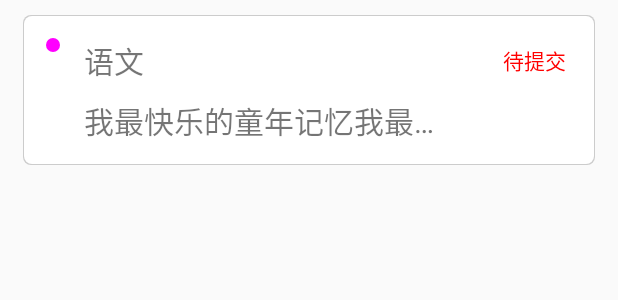
After one commit to cl19881314/HomeWork, an Android app: the layout item_homework_student.xml on its own in the app's theme, with its tools: preview values and no code run, on a phone screen of 412 x 824 dp. The commit adds this screen. Shown: the top 300 px of the screen. Run offline under Robolectric (Android 15) with nearby library versions, the phone set to English and light mode, and no system bars.

Commit message:
组作业界面

```diff
--- /dev/null
+++ b/lib_work/src/main/java/com/xlf/xsrt/work/student/bean/StuHomwork.kt
@@ -0,0 +1,6 @@
+package com.xlf.xsrt.work.student.bean
+
+import com.xlf.xsrt.work.entry.BaseEntry
+
+class StuHomwork:BaseEntry() {
+}
--- /dev/null
+++ b/lib_work/src/main/java/com/xlf/xsrt/work/widget/CircleView.java
@@ -0,0 +1,52 @@
+package com.xlf.xsrt.work.widget;
+
+import android.content.Context;
+import android.graphics.Canvas;
+import android.graphics.Color;
+import android.graphics.Paint;
+import android.support.annotation.Nullable;
+import android.util.AttributeSet;
+import android.view.View;
+
+/**
+ * Created by cfwu on 2018/10/19.
+ */
+
+public class CircleView extends View {
+    private Paint mPaint;
+    private String mPaintColor = "#FF00FF";
+
+    public CircleView(Context context) {
+        this(context, null);
+    }
+
+    public CircleView(Context context, @Nullable AttributeSet attrs) {
+        this(context, attrs, 0);
+    }
+
+    public CircleView(Context context, @Nullable AttributeSet attrs, int defStyleAttr) {
+        super(context, attrs, defStyleAttr);
+        mPaint = new Paint();
+        mPaint.setAntiAlias(true);
+        mPaint.setStyle(Paint.Style.FILL);
+        mPaint.setColor(Color.parseColor(mPaintColor));
+    }
+
+    public void setPaintColor(String color) {
+        mPaint.setColor(Color.parseColor(color));
+        invalidate();
+    }
+
+    public void setPaintColor(int color) {
+        mPaint.setColor(color);
+        invalidate();
+    }
+
+    @Override
+    protected void onDraw(Canvas canvas) {
+        int width = getWidth();
+        int height = getHeight();
+        int radius = Math.min(width, height) / 2;
+        canvas.drawCircle(radius, radius, radius, mPaint);
+    }
+}
--- a/lib_work/src/main/java/com/xlf/xsrt/work/widget/TitleBar.kt
+++ b/lib_work/src/main/java/com/xlf/xsrt/work/widget/TitleBar.kt
@@ -38,7 +38,7 @@ class TitleBar : RelativeLayout {
         val view = LayoutInflater.from(context).inflate(R.layout.view_titlebar, this)
         mTitleBarLayout = view.findViewById(R.id.title_bar)
         mBackImg = view.findViewById(R.id.iv_back_basetitle)
-        mTitleTxt = view.findViewById(R.id.tv_right_basetitle)
+        mTitleTxt = view.findViewById(R.id.tv_title_basetitle)
         mRightTxt = view.findViewById(R.id.tv_right_basetitle)
         mBackImg!!.setOnClickListener {
             listener?.leftImgClick()
--- /dev/null
+++ b/lib_work/src/main/res/drawable/layer_bg_item_student.xml
@@ -0,0 +1,19 @@
+<?xml version="1.0" encoding="utf-8"?>
+<layer-list xmlns:android="http://schemas.android.com/apk/res/android">
+    <item>
+        <shape>
+            <corners android:radius="5dp" />
+            <solid android:color="#cccccc" />
+        </shape>
+    </item>
+    <item
+        android:bottom="1dp"
+        android:left="1dp"
+        android:right="1dp"
+        android:top="1dp">
+        <shape>
+            <corners android:radius="5dp" />
+            <solid android:color="@color/white" />
+        </shape>
+    </item>
+</layer-list>
--- /dev/null
+++ b/lib_work/src/main/res/layout/item_homework_student.xml
@@ -0,0 +1,63 @@
+<?xml version="1.0" encoding="utf-8"?>
+<FrameLayout xmlns:android="http://schemas.android.com/apk/res/android"
+    android:layout_width="match_parent"
+    android:layout_height="wrap_content"
+    android:paddingLeft="@dimen/margin_left"
+    android:paddingTop="10dp"
+    android:paddingRight="@dimen/margin_right"
+    android:paddingBottom="10dp">
+
+    <RelativeLayout
+        android:layout_width="match_parent"
+        android:layout_height="100dp"
+        android:background="@drawable/layer_bg_item_student"
+        android:padding="15dp">
+
+
+        <com.xlf.xsrt.work.widget.CircleView
+            android:id="@+id/cv_item_student"
+            android:layout_width="10dp"
+            android:layout_height="10dp" />
+
+        <TextView
+            android:id="@+id/subject_item_student"
+            android:layout_width="wrap_content"
+            android:layout_height="wrap_content"
+            android:layout_marginLeft="15dp"
+            android:layout_toEndOf="@id/cv_item_student"
+            android:layout_toRightOf="@id/cv_item_student"
+            android:text="语文"
+            android:textSize="20sp" />
+
+        <TextView
+            android:layout_width="wrap_content"
+            android:layout_height="wrap_content"
+            android:layout_below="@id/subject_item_student"
+            android:layout_marginLeft="15dp"
+            android:layout_marginTop="10dp"
+            android:layout_toEndOf="@id/cv_item_student"
+            android:layout_toRightOf="@id/cv_item_student"
+            android:ellipsize="end"
+            android:maxEms="10"
+            android:maxLines="1"
+            android:text="我最快乐的童年记忆我最快乐的童年记忆我最快乐的童年记忆"
+            android:textSize="20sp" />
+
+        <TextView
+            android:layout_width="wrap_content"
+            android:layout_height="wrap_content"
+            android:layout_alignParentRight="true"
+            android:padding="4dp"
+            android:text="待提交"
+            android:textColor="#ff0000" />
+
+        <Button
+            android:layout_width="wrap_content"
+            android:layout_height="wrap_content"
+            android:layout_alignParentRight="true"
+            android:background="@color/popwindow_font"
+            android:text="查看批阅"
+            android:textColor="@color/white"
+            android:visibility="gone" />
+    </RelativeLayout>
+</FrameLayout>
--- a/lib_work/src/main/res/layout/layout_canlendar_weekbar.xml
+++ b/lib_work/src/main/res/layout/layout_canlendar_weekbar.xml
@@ -83,7 +83,7 @@
         android:layout_height="0.5dp"
         android:background="#E6EAEA" />
 
-    <com.work.onlineschool.widget.calendar.WCanlendarViewPager
+    <com.xlf.xsrt.work.widget.calendar.WCanlendarViewPager
         android:id="@+id/canlendar_month"
         android:layout_width="match_parent"
         android:layout_height="wrap_content"
```
Also changed, not shown: app/src/main/java/com/xlf/xsrt/homework/StartActivity.kt (+10 -5 lines), app/src/main/res/layout/activity_start.xml (+10 -2 lines), lib_work/src/main/java/com/xlf/xsrt/work/student/StudentActivity.kt (+31 -2 lines), lib_work/src/main/java/com/xlf/xsrt/work/student/adapter/StudentAdapter.kt (added, +15 -0 lines), lib_work/src/main/res/layout/activity_student.xml (added, +20 -0 lines).
